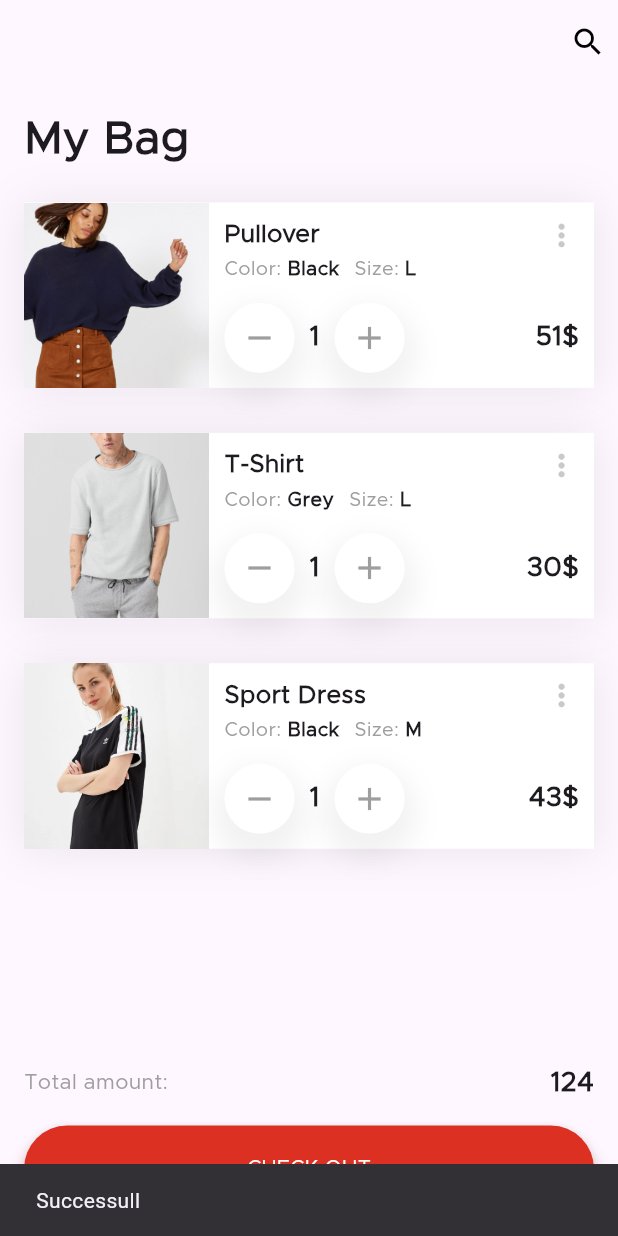
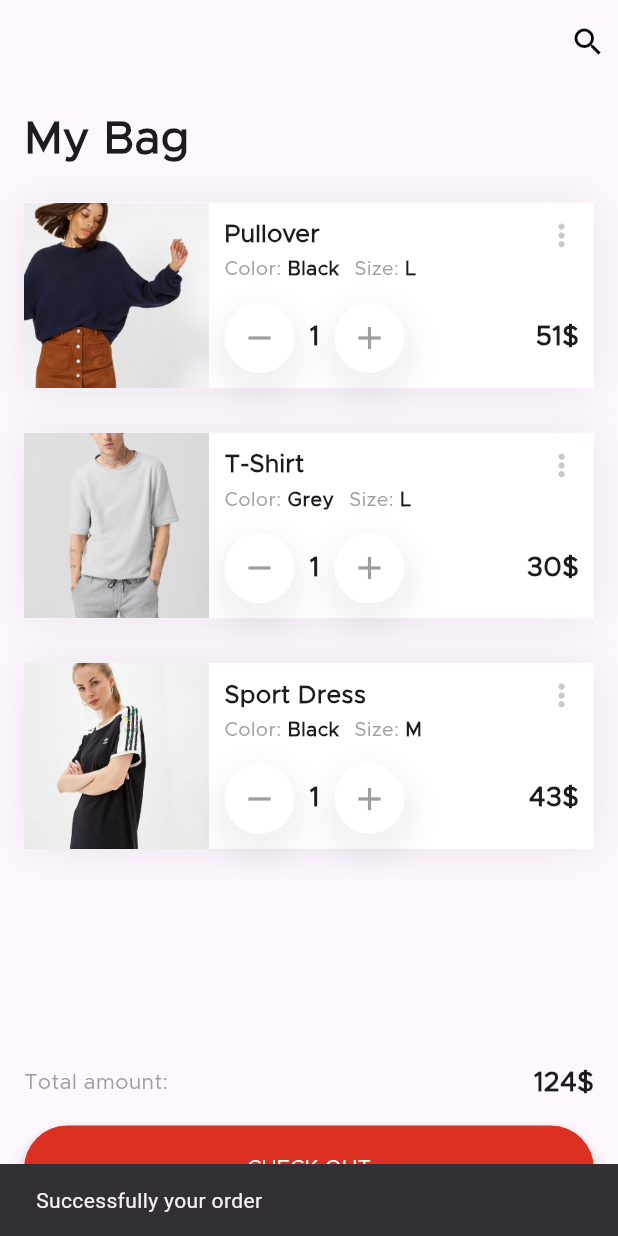
Before and after one commit to Mobarak24/product_assignment, a Flutter app: the screen it shows after launch, after a tap on "CHECK OUT", on a phone screen of 412 x 824 dp. Run offline on Flutter 3.47's test engine with Material 3 defaults, Android fonts, the phone set to English and light mode, and no system bars; our stand-ins replace device_preview, google_fonts.

Commit message:
code update

```diff
--- a/lib/home_screen.dart
+++ b/lib/home_screen.dart
@@ -12,13 +12,12 @@ class HomeScreen extends StatefulWidget {
 }
 
 class _HomeScreenState extends State<HomeScreen> {
-  late int totalPrice;
 
-  @override
-  void initState() {
-    totalPrice = calculateTotalPrice();
-    super.initState();
-  }
+  // @override
+  // void initState() {
+  //   calculateTotalPrice();
+  //   super.initState();
+  // }
 
   @override
   Widget build(BuildContext context) {
@@ -72,7 +71,7 @@ class _HomeScreenState extends State<HomeScreen> {
                     FittedBox(
                       fit: BoxFit.scaleDown,
                       child: Text(
-                        totalPrice.toString(),
+                        '${calculateTotalPrice().toString()}\$',
                         style: const TextStyle(
                           fontFamily: 'Metropolis',
                           fontSize: 18,
@@ -92,7 +91,7 @@ class _HomeScreenState extends State<HomeScreen> {
                     onPressed: () {
                       ScaffoldMessenger.of(context).showSnackBar(
                         const SnackBar(
-                          content: Text('Successull'),
+                          content: Text('Successfully your order'),
                         ),
                       );
                     },
@@ -125,12 +124,11 @@ class _HomeScreenState extends State<HomeScreen> {
   }
 
   int calculateTotalPrice() {
-    totalPrice = 0;
-    for (CardData data in contents) {
-      totalPrice += data.dressPrice;
-      setState(() {});
+    int totalAmount=0;
+    for (CardData element in contents) {
+      totalAmount = totalAmount +element.dressPrice;
     }
-    return totalPrice;
+    return totalAmount;
   }
 
   _incressQuantity(int index) {
--- a/lib/main.dart
+++ b/lib/main.dart
@@ -1,8 +1,13 @@
+import 'package:flutter/foundation.dart';
 import 'package:flutter/material.dart';
 import 'package:productsales/home_screen.dart';
+import 'package:device_preview/device_preview.dart';
 
 void main(){
-  runApp(const MyApp());
+  runApp(DevicePreview(
+    enabled: !kReleaseMode,
+    builder: (context) => MyApp(), // Wrap your app
+  ),);
 }
 
 class MyApp extends StatelessWidget {
@@ -10,7 +15,9 @@ class MyApp extends StatelessWidget {
 
   @override
   Widget build(BuildContext context) {
-    return const MaterialApp(
+    return  MaterialApp(
+      locale: DevicePreview.locale(context),
+      builder: DevicePreview.appBuilder,
       debugShowCheckedModeBanner: false,
       home: HomeScreen(),
     );
--- a/lib/widget/shopping_card.dart
+++ b/lib/widget/shopping_card.dart
@@ -3,9 +3,16 @@ import 'package:productsales/data/card_data.dart';
 import 'package:productsales/widget/shoping_quantity_button.dart';
 
 class ShoppingCard extends StatelessWidget {
-  const ShoppingCard({super.key, required this.index, required this.incressButton, required this.decressButton,});
-   final Function incressButton, decressButton;
-   final int index;
+
+  final Function incressButton, decressButton;
+  final int index;
+
+  const ShoppingCard({
+    super.key,
+    required this.index,
+    required this.incressButton,
+    required this.decressButton,
+  });
 
   @override
   Widget build(BuildContext context) {
--- a/pubspec.yaml
+++ b/pubspec.yaml
@@ -36,6 +36,7 @@ dependencies:
   # Use with the CupertinoIcons class for iOS style icons.
   cupertino_icons: ^1.0.6
   google_fonts: ^6.2.1
+  device_preview: ^1.1.0
 
 dev_dependencies:
   flutter_test:
```
Also changed, not shown: pubspec.lock.
